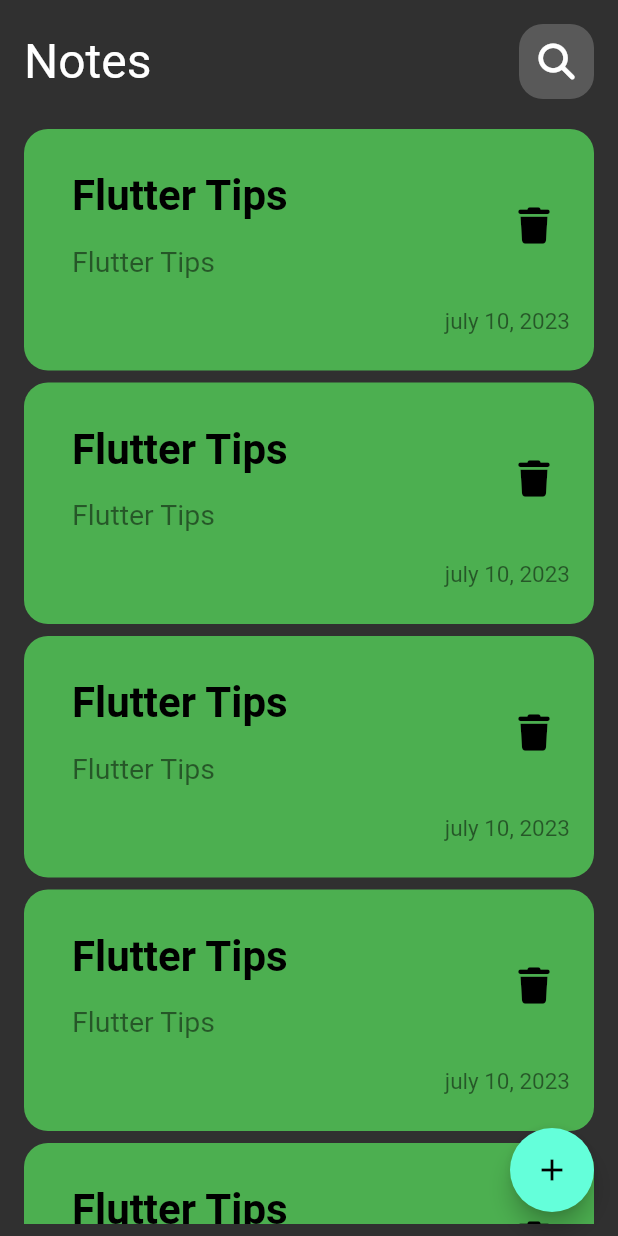
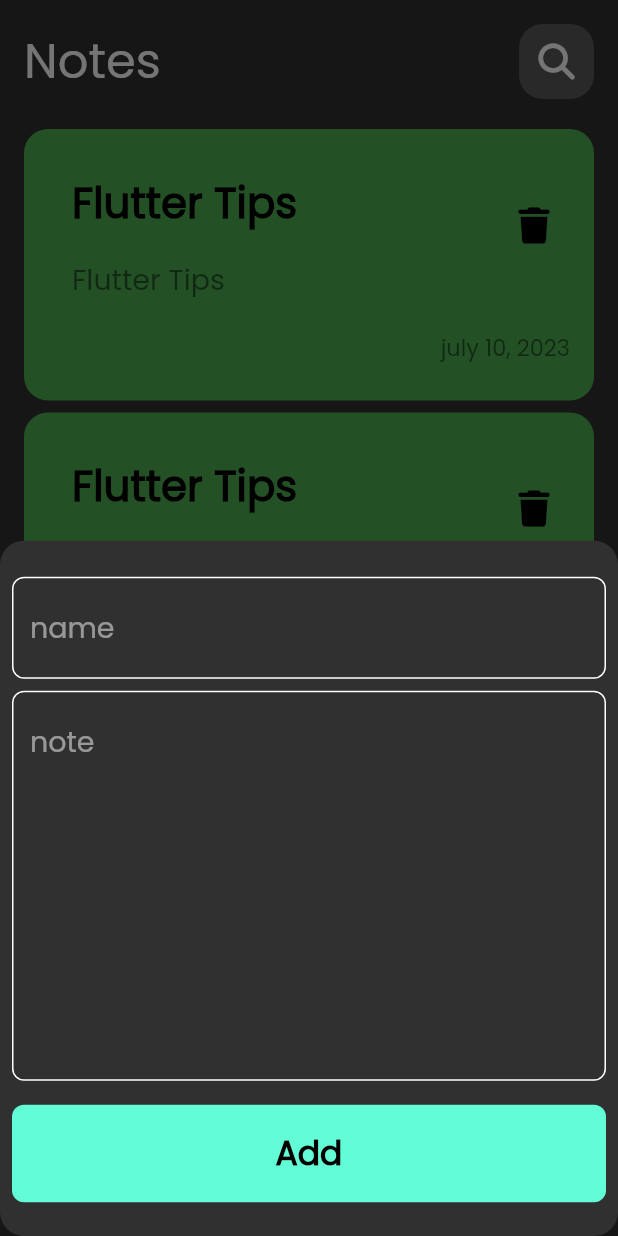
Before and after one commit to abdulrahmmann/notes_app, a Flutter app: the screen it shows after launch, after a tap on the "add" icon, on a phone screen of 412 x 824 dp. Run offline on Flutter 3.47's test engine with Material 2 defaults, Android fonts, the phone set to English and light mode, and no system bars; our stand-ins replace font_awesome_flutter.

Commit message:
create showModalBottomSheet, and finish it.

```diff
--- /dev/null
+++ b/lib/constants.dart
@@ -0,0 +1,4 @@
+
+import 'package:flutter/material.dart';
+
+const kPrimaryColor = Color(0xff62FCD7);
--- a/lib/main.dart
+++ b/lib/main.dart
@@ -14,7 +14,7 @@ class NotesApp extends StatelessWidget {
       debugShowCheckedModeBanner: false,
       theme: ThemeData(
         brightness: Brightness.dark,
-        fontFamily: 'Roboto'
+        fontFamily: 'Poppins'
       ),
       home: const NotesView(),
     );
--- a/lib/views/home_notes_view.dart
+++ b/lib/views/home_notes_view.dart
@@ -1,4 +1,6 @@
 import 'package:flutter/material.dart';
+import 'package:notes_app/constants.dart';
+import 'package:notes_app/views/widgets/add_note_bottom_sheet.dart';
 import 'package:notes_app/views/widgets/home_notes_view_body.dart';
 
 class NotesView extends StatelessWidget {
@@ -10,7 +12,11 @@ class NotesView extends StatelessWidget {
       floatingActionButton: FloatingActionButton(
         child: const Icon(Icons.add, color: Colors.black,),
           onPressed: () {
-
+          showModalBottomSheet(
+            shape: RoundedRectangleBorder(borderRadius: BorderRadius.circular(16)),
+              context: context, builder: (context) {
+                return const AddNoteBottomSheet();
+            });
           }
       ),
       body: const NotesViewBody(),
--- /dev/null
+++ b/lib/views/widgets/add_note_bottom_sheet.dart
@@ -0,0 +1,27 @@
+import 'package:flutter/material.dart';
+import 'package:notes_app/views/widgets/custom_add_button.dart';
+import 'package:notes_app/views/widgets/custom_text_field.dart';
+
+class AddNoteBottomSheet extends StatelessWidget {
+  const AddNoteBottomSheet({super.key});
+
+  @override
+  Widget build(BuildContext context) {
+    return const Padding(
+      padding: EdgeInsets.symmetric(horizontal: 8, vertical: 16),
+      child: SingleChildScrollView(
+        child: Column(
+          children: [
+            SizedBox(height: 8,),
+            CustomTextField(hintText: 'name', maxLines: 1),
+            SizedBox(height: 8,),
+            CustomTextField(hintText: 'note', maxLines: 10),
+            SizedBox(height: 16,),
+            CustomAddButton(),
+            SizedBox(height: 8,),
+          ],
+        ),
+      ),
+    );
+  }
+}
--- /dev/null
+++ b/lib/views/widgets/custom_add_button.dart
@@ -0,0 +1,23 @@
+import 'package:flutter/material.dart';
+import 'package:notes_app/constants.dart';
+
+class CustomAddButton extends StatelessWidget {
+  const CustomAddButton({super.key});
+
+  @override
+  Widget build(BuildContext context) {
+    return Container(
+      width: MediaQuery.of(context).size.width,
+      padding: const EdgeInsets.all(16),
+      alignment: Alignment.center,
+      decoration: BoxDecoration(
+          color: kPrimaryColor,
+          borderRadius: BorderRadius.circular(8)
+      ),
+      child: const Text(
+        'Add',
+        style: TextStyle(fontSize: 22, color: Colors.black, fontWeight: FontWeight.bold),
+      ),
+    );
+  }
+}
--- /dev/null
+++ b/lib/views/widgets/custom_text_field.dart
@@ -0,0 +1,45 @@
+import 'package:flutter/material.dart';
+import 'package:notes_app/constants.dart';
+
+class CustomTextField extends StatelessWidget {
+  const CustomTextField({super.key, required this.hintText, this.maxLines = 1});
+
+  final String hintText;
+  final int maxLines;
+
+  @override
+  Widget build(BuildContext context) {
+    return TextField(
+      decoration: InputDecoration(
+          border: OutlineInputBorder(
+              borderRadius: BorderRadius.circular(8),
+              borderSide: const BorderSide(
+                  width: 1,
+                  color: Colors.white
+              )
+          ),
+          enabledBorder: OutlineInputBorder(
+              borderRadius: BorderRadius.circular(8),
+              borderSide: const BorderSide(
+                  width: 1,
+                  color: Colors.white
+              )
+          ),
+          focusedBorder: OutlineInputBorder(
+              borderRadius: BorderRadius.circular(8),
+              borderSide: const BorderSide(
+                  width: 1,
+                  color: kPrimaryColor
+              )
+          ),
+          hintText: hintText,
+          hintStyle: TextStyle(
+              color: Colors.white.withOpacity(.5),
+              fontSize: 19
+          )
+      ),
+      maxLines: maxLines,
+      cursorColor: kPrimaryColor,
+    );
+  }
+}
```
